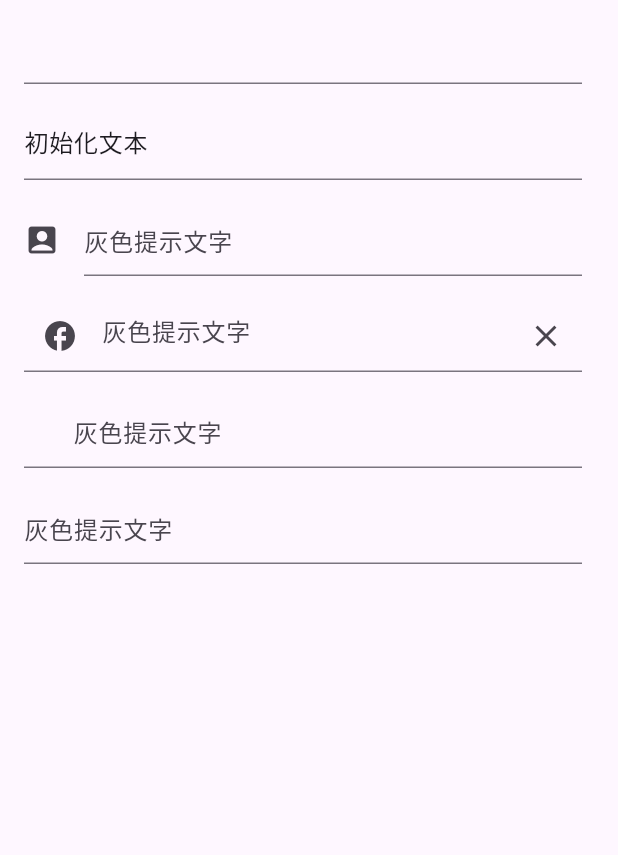
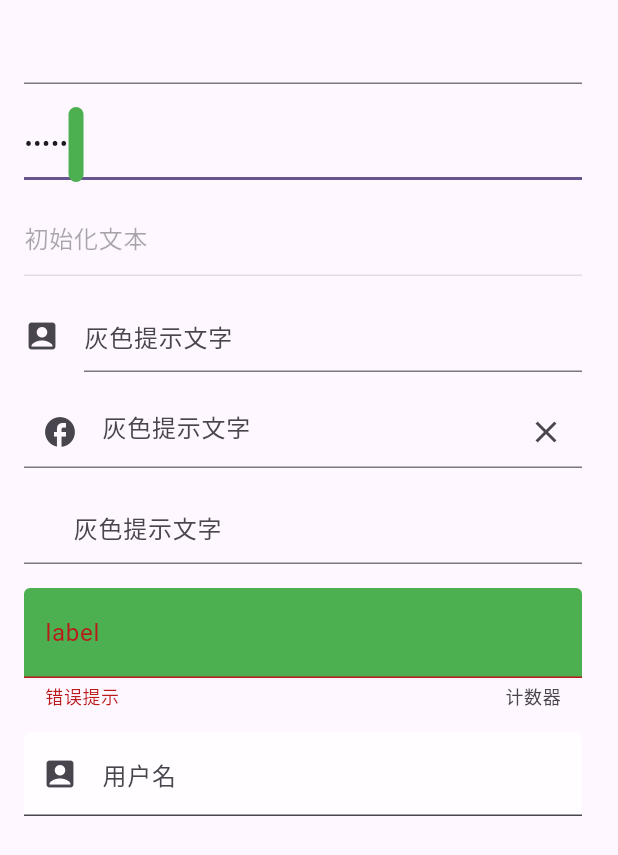
Before and after one commit to Turing158/flutter-demo, a Flutter app: the AllInput widget shown alone on an empty page, opened directly, on a phone screen of 412 x 824 dp. Shown: the top 855 px of the screen. Run offline on Flutter 3.47's test engine with Material 3 defaults, Android fonts, the phone set to English and light mode, and no system bars.

Commit message:
demo17 输入框

```diff
--- a/lib/demo17.dart
+++ b/lib/demo17.dart
@@ -22,8 +22,10 @@ class AllInput extends StatelessWidget{
   void clearInput(){
     controller.clear();
   }
-
-
+  TextEditingController userInputController = TextEditingController();
+  void clearUserInput(){
+    userInputController.clear();
+  }
 
   @override
   Widget build(BuildContext context) {
@@ -46,6 +48,28 @@ class AllInput extends StatelessWidget{
         ListTile(
           title: TextField(
             controller: controller,
+            textInputAction: TextInputAction.next,
+            textCapitalization: TextCapitalization.characters,
+            autofocus: true,
+            obscureText: true,
+            autocorrect: true,
+            onTap: ()=>print("你点击了输入框"),
+            onChanged: (e){
+              print("你输入了${e.characters}/共${e.length}字");
+            },
+            cursorWidth: 10,
+            cursorColor: Colors.green,
+            cursorRadius: const Radius.circular(5),
+            cursorHeight: 50,
+            cursorOpacityAnimates: true,
+            inputFormatters: [],
+
+          ),
+        ),
+        ListTile(
+          title: TextField(
+            controller: controller,
+            enabled: false,
           ),
         ),
         const ListTile(
@@ -70,16 +94,42 @@ class AllInput extends StatelessWidget{
             decoration: InputDecoration(
               hintText: "灰色提示文字",
               prefix: Text("user"),
-              suffix: Text("后缀")
+              suffix: Text("后缀"),
             ),
           ),
         ),
         const ListTile(
           title: TextField(
             decoration: InputDecoration(
-                hintText: "灰色提示文字",
+              hintText: "灰色提示文字",
+              label: Text("label"),
+              helperText: "帮助文字",
+              errorText: "错误提示",
+              contentPadding: EdgeInsets.all(10),
+              counterText: "计数器",
+              filled: true,
+              fillColor: Colors.green
+            ),
+          ),
+        ),
+        ListTile(
+          title: TextField(
+            controller: userInputController,
+            textInputAction: TextInputAction.next,
+            decoration: const InputDecoration(
+              hintText: "请输入用户名",
+              labelText: "用户名",
+              prefixIcon: Icon(Icons.account_box),
+              filled: true,
+              fillColor: Colors.white70,
+              focusedBorder: OutlineInputBorder(
+                borderSide: BorderSide(
+                  color: Colors.lightBlue
+                ),
+                borderRadius: BorderRadius.all(Radius.circular(10))
+              )
+            ),
 
-            ),
           ),
         )
       ],
```
